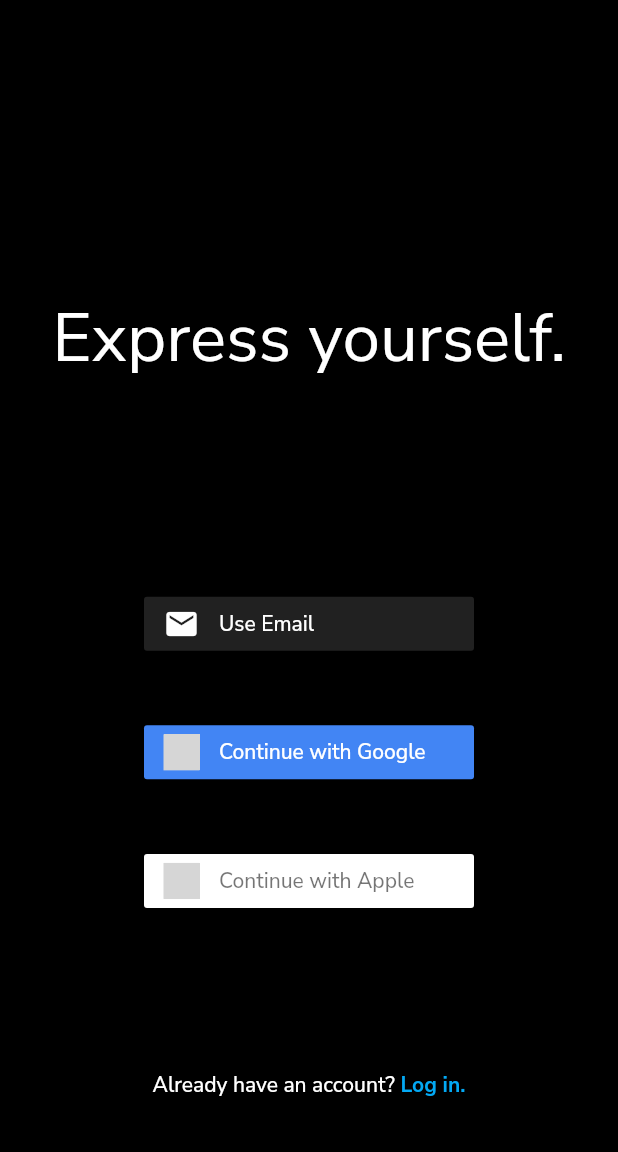
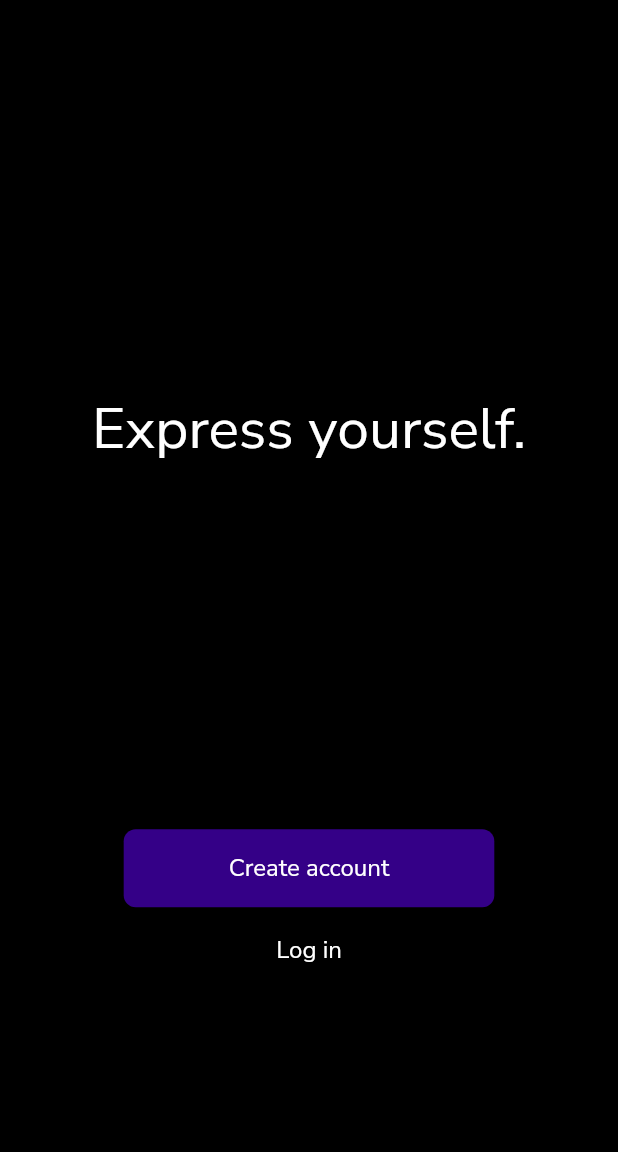
Before and after one commit to ivonpechmann/jade, a Flutter app: the screen it shows after launch, on a phone screen of 412 x 824 dp, the part 84-1236 px from its top. Run offline on Flutter 3.47's test engine with Material 2 defaults, Android fonts, the phone set to English and light mode, and no system bars; our stand-ins replace firebase_auth, firebase_core, flutter_signin_button, google_fonts; accounts and stored records are empty; grey boxes are pictures that could not be loaded.

Commit message:
Restructure auth to be only email and added reset password.

```diff
--- a/lib/signup/email_signup.dart
+++ b/lib/signup/email_signup.dart
@@ -117,7 +117,6 @@
 
   @override
   void dispose() {
-    // Clean up the controller when the Widget is disposed
     _emailController.dispose();
     _passwordController.dispose();
     super.dispose();
--- a/lib/signup/signup.dart
+++ b/lib/signup/signup.dart
@@ -1,7 +1,5 @@
 import 'package:flutter/material.dart';
-import 'package:jade/services/auth.dart';
 import 'package:jade/shared/top_bar.dart';
-import 'package:flutter_signin_button/flutter_signin_button.dart';
 import 'package:jade/theme.dart';
 
 class SignUpScreen extends StatelessWidget {
@@ -13,13 +11,13 @@
       appBar: const TopBar(),
       body: Container(
         padding: const EdgeInsets.all(30),
-        width: double.infinity,
+        alignment: Alignment.center,
         child: Column(
           crossAxisAlignment: CrossAxisAlignment.center,
           mainAxisAlignment: MainAxisAlignment.spaceEvenly,
           children: [
             const SizedBox(
-              height: 90,
+              height: 70,
             ),
             Text(
               "Express yourself.",
@@ -27,49 +25,42 @@
               textAlign: TextAlign.center,
             ),
             const SizedBox(
-              height: 60,
+              height: 80,
             ),
-            SignInButtonBuilder(
-                backgroundColor: grayColor,
-                icon: Icons.email,
+            Column(children: [
+              TextButton(
                 onPressed: () {
                   Navigator.pushNamed(context, '/email_signup');
                 },
-                text: "Use Email"),
-            SignInButton(
-              Buttons.GoogleDark,
-              text: "Continue with Google",
-              onPressed: () {
-                AuthService().signInWithGoogle();
-                if (AuthService().user != null) {
-                  Navigator.pushNamedAndRemoveUntil(context, '/feed', (route) => false);
-                }
-              },
-            ),
-            SignInButton(Buttons.Apple,
-                text: "Continue with Apple", onPressed: () {}),
+                child: Text(
+                  'Create account',
+                  style: Theme.of(context).textTheme.bodyText2,
+                ),
+                style: ButtonStyle(
+                  padding: MaterialStateProperty.all(const EdgeInsets.symmetric(horizontal: 70, vertical: 15)),
+                  backgroundColor: MaterialStateProperty.all(purpleColor),
+                  shape: MaterialStateProperty.all(
+                    RoundedRectangleBorder(
+                      borderRadius: BorderRadius.circular(8)
+                    )
+                  )
+                )
+              ),
+              const SizedBox(
+                height: 5,
+              ),
+              TextButton(
+                onPressed: () {
+                  Navigator.pushNamed(context, '/email_login');
+                },
+                child: Text(
+                  'Log in',
+                  style: Theme.of(context).textTheme.bodyText2,
+                ),
+              ),
+            ])
           ],
         ),
-      ),
-      bottomNavigationBar: Row(
-        mainAxisAlignment: MainAxisAlignment.center,
-        children: [
-          Container(
-            child: Text("Already have an account? ",
-                style: Theme.of(context).textTheme.bodyText1),
-            padding: const EdgeInsets.symmetric(vertical: 35),
-          ),
-          GestureDetector(
-            onTap: () => Navigator.pushNamed(context, '/email_login'),
-            child: Container(
-              child: Text(
-                "Log in.",
-                style: Theme.of(context).textTheme.bodyText2,
-              ),
-              padding: const EdgeInsets.symmetric(vertical: 35),
-            ),
-          )
-        ],
       ),
     );
   }
--- a/lib/signup/verify_email.dart
+++ b/lib/signup/verify_email.dart
@@ -47,10 +47,10 @@
               style: Theme.of(context).textTheme.headline4,
             ),
             const SizedBox(
-              height: 20,
+              height: 25,
             ),
             Text(
-              'An email has been sent to ${user!.email}. Please verify.',
+              'An email has been sent to ${user!.email}.',
               style: Theme.of(context).textTheme.bodyText1,
               textAlign: TextAlign.center,
             )
--- a/lib/theme.dart
+++ b/lib/theme.dart
@@ -10,13 +10,12 @@
       fontSize: 14,
     ),
     bodyText2: TextStyle(
-      fontWeight: FontWeight.bold,
-      color: Colors.lightBlue,
-      fontSize: 14,
+      color: Colors.white,
+      fontSize: 16,
     ),
     headline4: TextStyle(
       color: Colors.white,
-      fontSize: 45,
+      fontSize: 38,
       fontWeight: FontWeight.w400
     )
   ),
--- a/pubspec.yaml
+++ b/pubspec.yaml
@@ -36,9 +36,8 @@
   cupertino_icons: ^1.0.2
   firebase_core: ^1.12.0
   firebase_auth: ^3.3.7
+  google_fonts: ^2.3.1
   flutter_signin_button: ^2.0.0
-  google_fonts: ^2.3.1
-  google_sign_in: ^5.2.3
 
 dev_dependencies:
   flutter_test:
```
Also changed, not shown: lib/feed/feed.dart (+5 -9 lines), lib/login/email_login.dart (+57 -3 lines), lib/services/auth.dart (+0 -19 lines), pubspec.lock, 2 other files.
